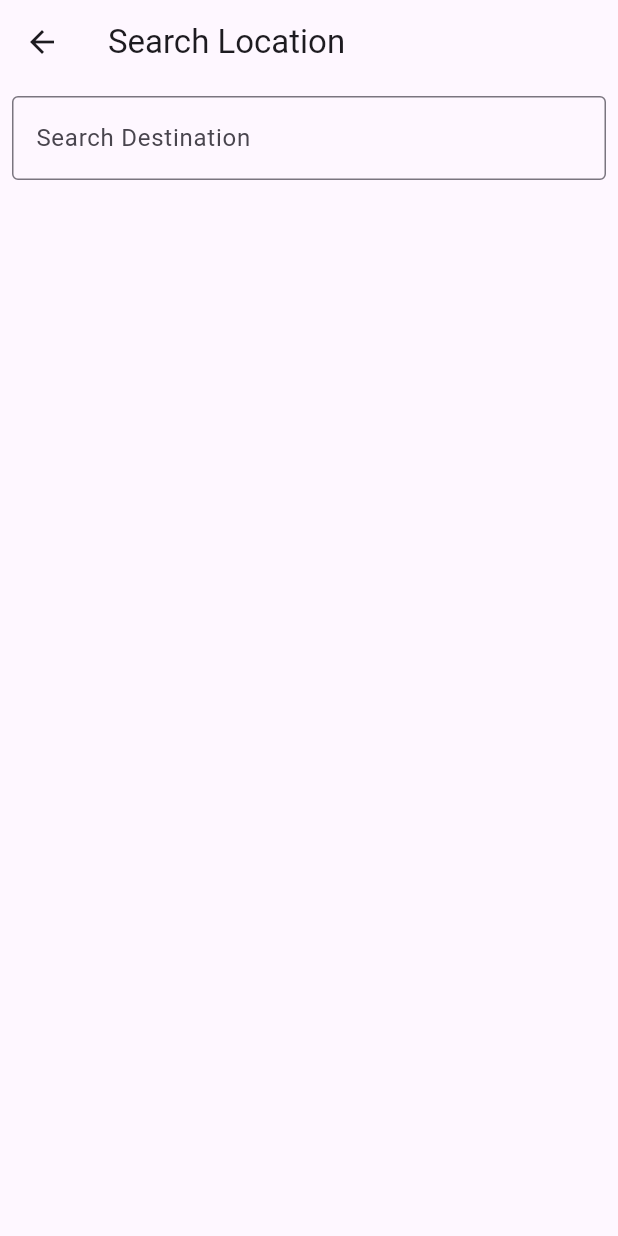
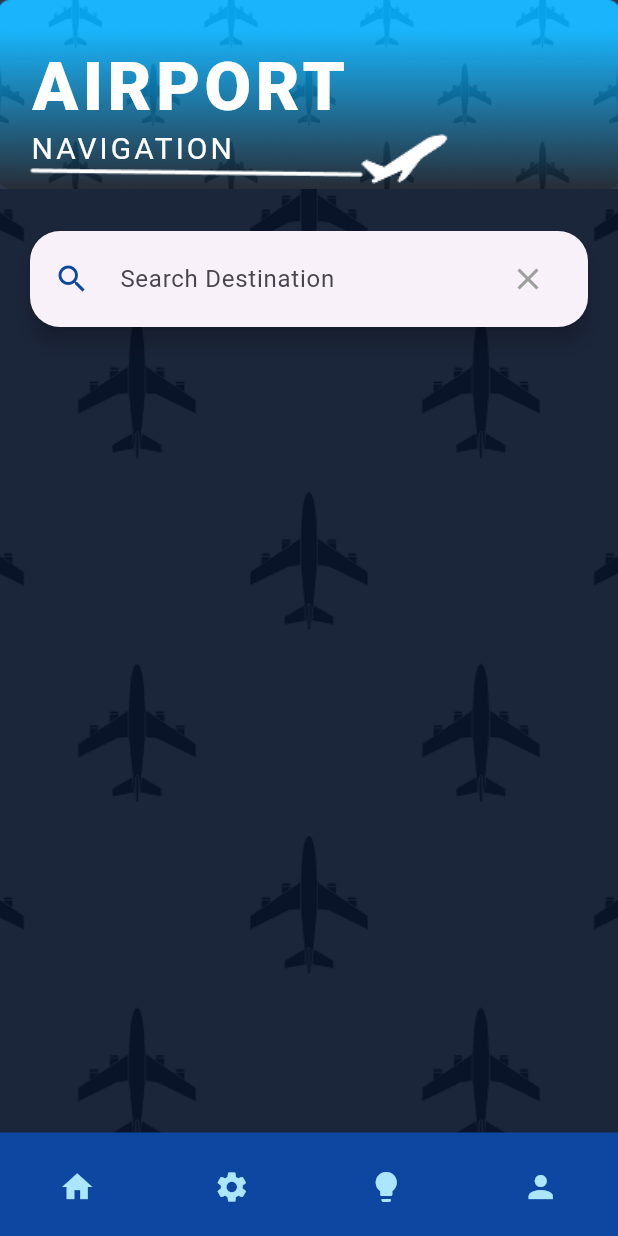
Before and after one commit to CREW-72/jet-set-go, a Flutter app: the screen it shows after launch, after a tap on the "search" icon, on a phone screen of 412 x 824 dp. Run offline on Flutter 3.47's test engine with Material 3 defaults, Android fonts, the phone set to English and light mode, and no system bars; our stand-ins replace cloud_firestore, firebase_core, geolocator, google_maps_flutter, permission_handler; missing offline and left inert: google_maps_webservice; accounts and stored records are empty.

Commit message:
refactor: UI overhaul and navigation improvements

```diff
--- a/lib/map_screen.dart
+++ b/lib/map_screen.dart
@@ -4,6 +4,7 @@ import 'package:google_maps_flutter/google_maps_flutter.dart';
 import 'package:geolocator/geolocator.dart';
 import 'package:google_maps_webservice/places.dart';
 import 'package:http/http.dart' as http;
+import 'package:jet_set_go/maps_styling.dart';
 import 'dart:convert';
 
 import 'package:jet_set_go/widgets/search_destination.dart';
@@ -20,8 +21,8 @@ class _MapScreenState extends State<MapScreen> {
 
   // Default camera position (will update to current location)
   static final CameraPosition _initialPosition = CameraPosition(
-    target: LatLng(37.42796133580664, -122.085749655962),
-    zoom: 14,
+    target: LatLng(7.1762, 79.88292),
+    zoom:14,
   );
 
   Set<Marker> _markers = {};
@@ -93,7 +94,7 @@ class _MapScreenState extends State<MapScreen> {
   Future<void> _goToLocation(double lat, double lng) async {
     final GoogleMapController controller = await _controller.future;
     controller.animateCamera(
-      CameraUpdate.newLatLngZoom(LatLng(lat, lng), 20),
+      CameraUpdate.newLatLngZoom(LatLng(lat, lng), 16),
     );
   }
 
@@ -161,7 +162,7 @@ class _MapScreenState extends State<MapScreen> {
 
   @override
   Widget build(BuildContext context) {
-    return Scaffold(
+    return UI(
       body: Stack(
         children: [
           GoogleMap(
@@ -187,8 +188,7 @@ class _MapScreenState extends State<MapScreen> {
             },
           ),
           Positioned(
-            top: 150, // Adjust position as needed
-            right: 10,
+bottom: 110,        right: 10,
             child: FloatingActionButton(
               child: Icon(Icons.search, color:const Color(0xFFACE6FC)), backgroundColor: Colors.blue[900],
               onPressed: _searchAndNavigate,
--- /dev/null
+++ b/lib/maps_styling.dart
@@ -0,0 +1,108 @@
+import 'package:flutter/material.dart';
+
+class UI extends StatelessWidget {
+  final Widget body;
+  final BottomNavigationBar? bottomNavigationBar;
+
+  const UI({
+    required this.body,
+    this.bottomNavigationBar,
+    super.key,
+  });
+
+  @override
+  Widget build(BuildContext context) {
+    return Scaffold(
+      // BACKGROUND PICTURE WITH BODY
+      body: Stack(
+        children: [
+          Container(
+            decoration: const BoxDecoration(
+              image: DecorationImage(
+                image: AssetImage("assets/images/pageBackground.png"),
+                fit: BoxFit.cover,
+              ),
+            ),
+            child: body, // Embedding the body here
+          ),
+          // Header Image
+          Positioned(
+            top:0,
+            left: 0,right: 0,
+            child: Image.asset(
+              "assets/images/headerBackground.png",
+              height: 126,// Adjust the size as needed
+              fit: BoxFit.cover,
+            ),
+          ),
+          Positioned(
+            top:80,
+            left: 130,right: 0,
+            child: Image.asset(
+              "assets/images/takeoff.png",
+              height: 50,// Adjust the size as needed
+            ),
+          ),
+          Positioned(
+            top:90,
+            left: 20,right: 170,
+            child: Image.asset(
+              "assets/images/Line 1.png",
+              height: 50,// Adjust the size as needed
+            ),
+          ),
+          Positioned(
+            top: 25,
+            left: 20,
+            child: Text('AIRPORT', style: TextStyle(fontSize: 45, fontWeight: FontWeight.w900, color: Colors.white, letterSpacing: 3.0, // Increase the width of the letters
+            ),),
+          ),
+          Positioned(
+            top: 85,
+            left: 20,
+            child: Text('NAVIGATION',style: TextStyle(fontSize: 20,color: Colors.white,letterSpacing: 2.0,),),
+          ),
+        ],
+      ),
+      bottomNavigationBar: bottomNavigationBar ??
+          BottomNavigationBar(
+            backgroundColor: Colors.blue[900],
+            selectedItemColor: const Color(0xFFACE6FC),
+            unselectedItemColor: const Color(0xFFACE6FC),
+            type: BottomNavigationBarType.fixed,
+            showSelectedLabels: false,
+            showUnselectedLabels: false,
+            items: const [
+              BottomNavigationBarItem(
+                icon: Padding(
+                  padding: EdgeInsets.only(top: 10),
+                  child: Icon(Icons.home),
+                ),
+                label: '',
+              ),
+              BottomNavigationBarItem(
+                icon: Padding(
+                  padding: EdgeInsets.only(top: 10),
+                  child: Icon(Icons.settings),
+                ),
+                label: '',
+              ),
+              BottomNavigationBarItem(
+                icon: Padding(
+                  padding: EdgeInsets.only(top: 10),
+                  child: Icon(Icons.lightbulb),
+                ),
+                label: '',
+              ),
+              BottomNavigationBarItem(
+                icon: Padding(
+                  padding: EdgeInsets.only(top: 10),
+                  child: Icon(Icons.person),
+                ),
+                label: '',
+              ),
+            ],
+          ),
+    );
+  }
+}
--- a/lib/service/firebase_service.dart
+++ b/lib/service/firebase_service.dart
@@ -1,4 +1,3 @@
-// lib/services/firebase_service.dart (example)
 import 'package:cloud_firestore/cloud_firestore.dart';
 import '../model/airport_edge.dart';
 import '../model/airport_node.dart';
--- a/lib/widgets/search_destination.dart
+++ b/lib/widgets/search_destination.dart
@@ -1,5 +1,6 @@
 import 'package:flutter/material.dart';
 import 'package:google_maps_webservice/places.dart';
+import 'package:jet_set_go/maps_styling.dart';
 
 class SearchPage extends StatefulWidget {
   final String apiKey;
@@ -42,36 +43,78 @@ class _SearchPageState extends State<SearchPage> {
 
   @override
   Widget build(BuildContext context) {
-    return Scaffold(
-      appBar: AppBar(
-        title: Text('Search Location'),
+    return UI(
+      body: Stack(
+        children: [
+          Column(
+            children: [
+              SizedBox(height:225),
+              Expanded(
+                child: ListView.builder(
+                  padding: EdgeInsets.symmetric(horizontal: 16),
+                  itemCount: _predictions.length,
+                  itemBuilder: (context, index) {
+                    final prediction = _predictions[index];
+                    return Card(
+                      margin: EdgeInsets.symmetric(vertical: 8),
+                      elevation: 3,
+                      shape: RoundedRectangleBorder(
+                        borderRadius: BorderRadius.circular(20),
                       ),
-      body: Column(
+                      child: ListTile(
+                        leading: Icon(Icons.location_on, color: Colors.blueAccent),
+                        title: Text(
+                          prediction.description ?? '',
+                          style: TextStyle(fontWeight: FontWeight.bold),
+                        ),
+                        onTap: () {
+                          Navigator.of(context).pop(prediction);
+                        },
+                      ),
+                    );
+                  },
+                ),
+              ),
+            ],
+          ),
+          Positioned(
+            top: 150, // Adjust vertical position
+            left: 16,
+            right: 16,
+            child: Card(
+              elevation: 6,
+              shape: RoundedRectangleBorder(
+                borderRadius: BorderRadius.circular(20),
+              ),
+              child: Padding(
+                padding: const EdgeInsets.symmetric(horizontal: 16, vertical: 8),
+                child: Row(
                   children: [
-          Padding(
-            padding: const EdgeInsets.all(8.0),
+                    Icon(Icons.search, color: Colors.blue[900]),
+                    SizedBox(width: 20),
+
+                    Expanded(
                       child: TextField(
                         controller: _controller,
                         decoration: InputDecoration(
                           hintText: 'Search Destination',
-                border: OutlineInputBorder(),
+                          border: InputBorder.none,
                         ),
                         onChanged: _searchPlaces,
                       ),
                     ),
-          Expanded(
-            child: ListView.builder(
-              itemCount: _predictions.length,
-              itemBuilder: (context, index) {
-                final prediction = _predictions[index];
-                return ListTile(
-                  title: Text(prediction.description ?? ''),
-                  onTap: () {
-                    // Return the selected prediction to the previous screen.
-                    Navigator.of(context).pop(prediction);
+                    IconButton(
+                      icon: Icon(Icons.clear, color: Colors.grey),
+                      onPressed: () {
+                        _controller.clear();
+                        setState(() {
+                          _predictions = [];
+                        });
                       },
-                );
-              },
+                    ),
+                  ],
+                ),
+              ),
             ),
           ),
         ],
--- a/pubspec.yaml
+++ b/pubspec.yaml
@@ -79,7 +79,7 @@ flutter:
 
   # To add assets to your application, add an assets section, like this:
   assets:
-     - assets/images/Background.png
+     - assets/images/pageBackground.png
      - assets/images/headerBackground.png
      - assets/images/Line 1.png
      - assets/images/takeoff.png
```
Also changed, not shown: assets/images/Background.png (deleted), assets/images/pageBackground.png (added). Lines whose indentation alone changed are shown as unchanged.
